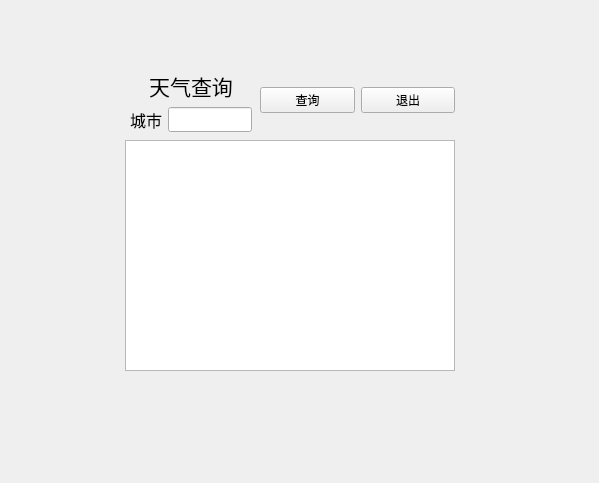
Qt form Ui.ui (Chen-Junren/Python-Weather) before a commit.
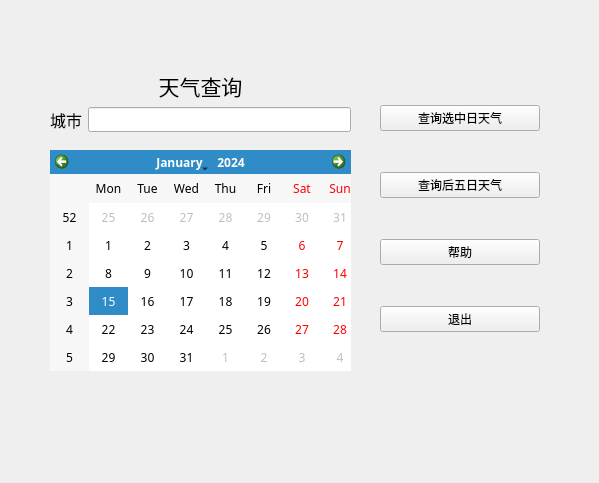
The same form after that commit.

The edit to the form file:
```diff
--- a/Ui.ui
+++ b/Ui.ui
@@ -21,28 +21,12 @@
   <property name="windowTitle">
    <string>今日天气</string>
   </property>
-  <widget class="QTextEdit" name="textEdit">
-   <property name="geometry">
-    <rect>
-     <x>125</x>
-     <y>140</y>
-     <width>330</width>
-     <height>231</height>
-    </rect>
-   </property>
-   <property name="font">
-    <font>
-     <family>荆南麦圆体</family>
-     <pointsize>10</pointsize>
-    </font>
-   </property>
-  </widget>
   <widget class="QWidget" name="layoutWidget">
    <property name="geometry">
     <rect>
-     <x>130</x>
+     <x>50</x>
      <y>70</y>
-     <width>122</width>
+     <width>301</width>
      <height>62</height>
     </rect>
    </property>
@@ -91,16 +75,35 @@
     </item>
    </layout>
   </widget>
-  <widget class="QWidget" name="layoutWidget">
+  <widget class="QLabel" name="label_3">
    <property name="geometry">
     <rect>
-     <x>260</x>
+     <x>380</x>
+     <y>300</y>
+     <width>160</width>
+     <height>30</height>
+    </rect>
+   </property>
+   <property name="minimumSize">
+    <size>
+     <width>160</width>
+     <height>30</height>
+    </size>
+   </property>
+   <property name="text">
+    <string/>
+   </property>
+  </widget>
+  <widget class="QWidget" name="verticalLayoutWidget">
+   <property name="geometry">
+    <rect>
+     <x>380</x>
      <y>70</y>
-     <width>195</width>
-     <height>61</height>
+     <width>160</width>
+     <height>301</height>
     </rect>
    </property>
-   <layout class="QHBoxLayout" name="horizontalLayout_2">
+   <layout class="QVBoxLayout" name="verticalLayout_2">
     <item>
      <widget class="QPushButton" name="pushButton">
       <property name="enabled">
@@ -112,7 +115,21 @@
        </font>
       </property>
       <property name="text">
-       <string>查询</string>
+       <string>查询选中日天气</string>
+      </property>
+     </widget>
+    </item>
+    <item>
+     <widget class="QPushButton" name="pushButton_3">
+      <property name="text">
+       <string>查询后五日天气</string>
+      </property>
+     </widget>
+    </item>
+    <item>
+     <widget class="QPushButton" name="pushButton_4">
+      <property name="text">
+       <string>帮助</string>
       </property>
      </widget>
     </item>
@@ -130,24 +147,15 @@
     </item>
    </layout>
   </widget>
-  <widget class="QLabel" name="label_3">
+  <widget class="QCalendarWidget" name="calendarWidget">
    <property name="geometry">
     <rect>
-     <x>210</x>
-     <y>400</y>
-     <width>160</width>
-     <height>30</height>
+     <x>50</x>
+     <y>150</y>
+     <width>301</width>
+     <height>221</height>
     </rect>
    </property>
-   <property name="minimumSize">
-    <size>
-     <width>160</width>
-     <height>30</height>
-    </size>
-   </property>
-   <property name="text">
-    <string/>
-   </property>
   </widget>
  </widget>
  <resources/>
```
